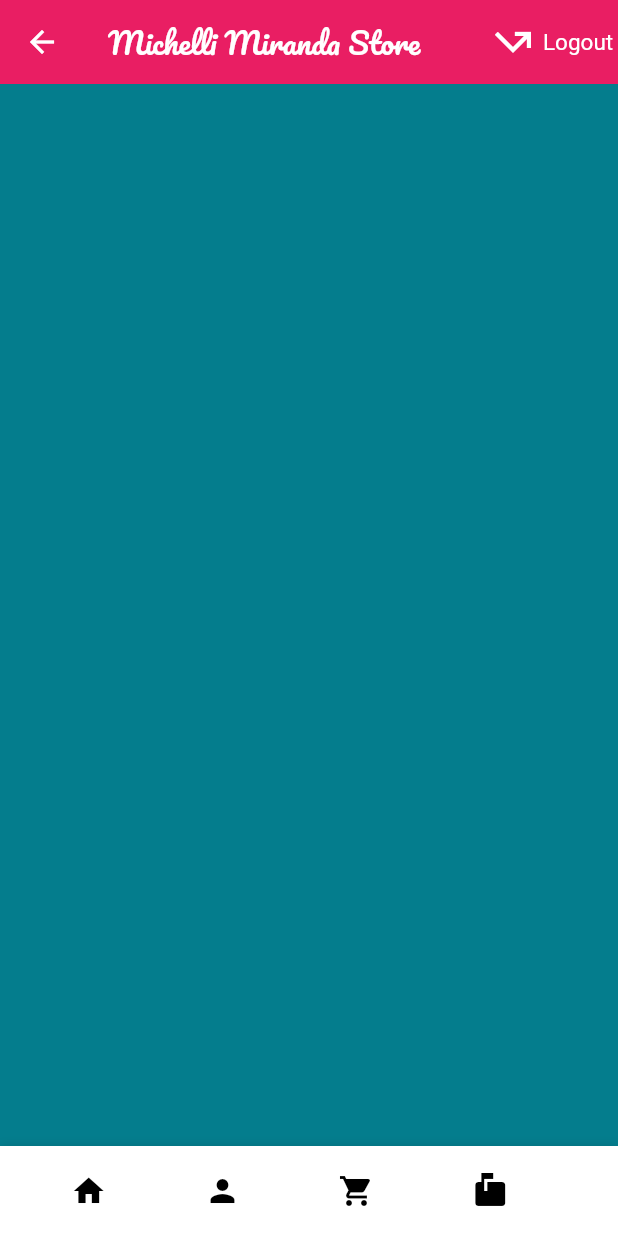
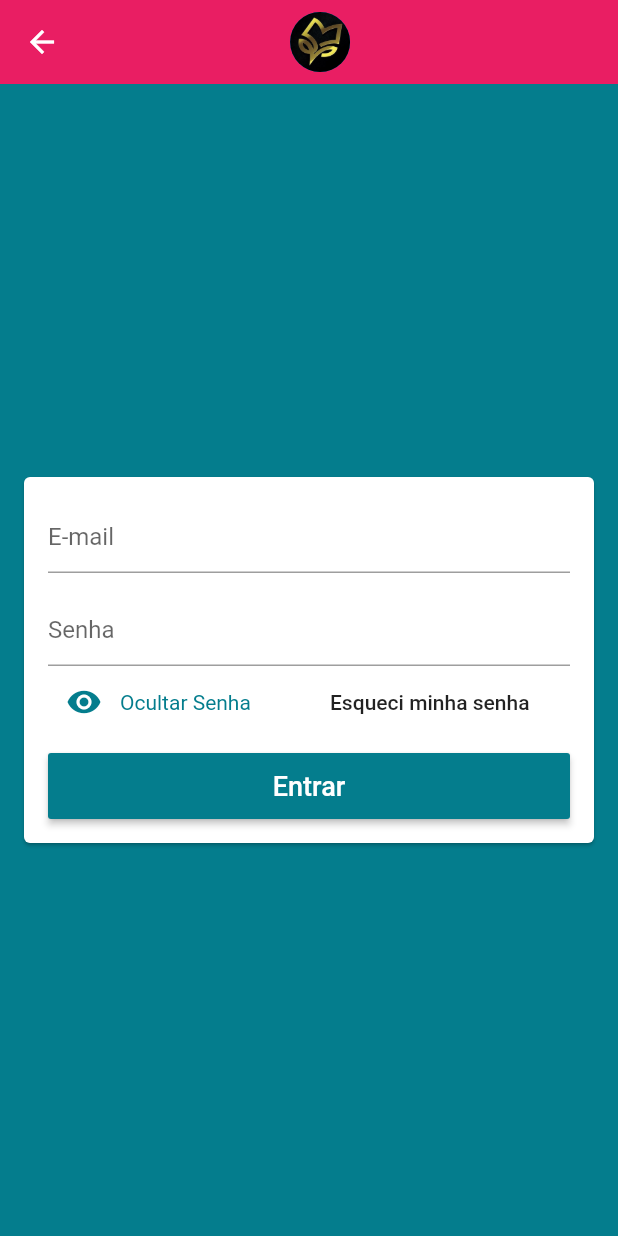
Before and after one commit to ViniciusVicco/MMStore, a Flutter app: the screen it shows after launch, item 2 of the bottom bar chosen, on a phone screen of 412 x 824 dp. Run offline on Flutter 3.47's test engine with Material 2 defaults, Android fonts, the phone set to English and light mode, and no system bars.

Commit message:
Configuração da tela de login (Front-end) ok.

```diff
--- a/lib/Materiais/BottomNavyBar.dart
+++ b/lib/Materiais/BottomNavyBar.dart
@@ -2,7 +2,8 @@ import 'package:flutter/material.dart';
 import 'package:michellemirandastore/Materiais/CardsPedidos.dart';
 import 'package:michellemirandastore/Materiais/CarrinhoDeCompras.dart';
 import 'package:michellemirandastore/pages/paginaCarrinho.dart';
-import 'package:michellemirandastore/pages/paginaLoginToBuy.dart';
+import 'package:michellemirandastore/pages/paginaLoginFalse.dart';
+import 'package:michellemirandastore/pages/paginaLoginTrue.dart';
 import 'package:michellemirandastore/pages/paginaPedidos.dart';
 import 'package:michellemirandastore/pages/paginaPrincipal.dart';
 import 'dart:async';
@@ -30,7 +31,7 @@ class _BottomNavyBarState extends State<BottomNavyBar> {
 
   List<NavegationItem> itens = [
     NavegationItem(Icon(Icons.home), Text('Home'), homeColor, Home(),pageController,1),
-    NavegationItem(Icon(Icons.person), Text('Conta'), contaColor, LoginToBuy(),pageController,2),
+    NavegationItem(Icon(Icons.person), Text('Conta'), contaColor, LoginScreen(),pageController,2),
     NavegationItem(Icon(Icons.shopping_cart), Text('Carrinho'), carrinhoColor, Carrinho(),pageController,3),
     NavegationItem(Icon(Icons.markunread_mailbox), Text('Pedidos'), pedidosColor, paginaPedidos(),pageController,4),
   ];
--- /dev/null
+++ b/lib/helpers/validators.dart
@@ -0,0 +1,5 @@
+bool emailValid(String email){
+  RegExp regExp = RegExp(
+      r"^(([^<>()[\]\\.,;:\s@\']+(\.[^<>()[\]\\.,;:\s@\']+)*)|(\'.+\'))@((\[[0-9]{1,3}\.[0-9]{1,3}\.[0-9]{1,3}\.[0-9]{1,3}\])|(([a-zA-Z\-0-9]+\.)+[a-zA-Z]{2,}))$");
+  return regExp.hasMatch(email);
+}
--- /dev/null
+++ b/lib/pages/paginaLoginFalse.dart
@@ -0,0 +1,125 @@
+
+import 'package:flutter/material.dart';
+import 'package:michellemirandastore/helpers/validators.dart';
+
+class LoginScreen extends StatelessWidget {
+  final GlobalKey<FormState> globalKey = GlobalKey<FormState>();
+  @override
+  Widget build(BuildContext context) {
+
+    TextEditingController textEditingController;
+    return Scaffold(
+      appBar: AppBar(
+        title: Padding(
+          padding: EdgeInsets.fromLTRB(0, 0, MediaQuery.of(context).size.width/10, 0),
+          child: Align(
+            alignment: Alignment.center,
+            child: const CircleAvatar(
+              backgroundImage:AssetImage('assets/iconLoja.jpg'),
+            ),
+          ),
+        ),
+        centerTitle: true,
+      ),
+      body: Center(
+        child: Card(
+          margin: const EdgeInsets.symmetric(horizontal: 16),
+          child: Form(
+            key: globalKey,
+            child: ListView(
+              padding: const EdgeInsets.all(16),
+              shrinkWrap: true,
+              children: [
+                TextFormField( // CAMPO E_MAIL
+                  decoration: const InputDecoration(hintText: 'E-mail'),
+                  keyboardType: TextInputType.emailAddress,
+                  autocorrect: false,
+                  validator: (email){if(!emailValid(email)){
+                  return "Email Inválido";
+                  }
+                  return null;
+                  },
+                ),
+                const SizedBox(
+                  height: 14,
+                ),
+                TextFormField( // CAMPO SENHA
+                  decoration: const InputDecoration(hintText: 'Senha',alignLabelWithHint: true),
+                  controller: textEditingController,
+                  keyboardType: TextInputType.text,
+                  autocorrect: false,
+                  obscureText: true,
+                  validator: (pass){
+                    if(pass.isEmpty || pass.length < 6)
+                      return 'Senha invalida';
+                    return null;
+                  },
+                ),
+                Align(
+                  alignment: Alignment.centerRight,
+                  child: Row(
+                      children: [
+                        InkWell(
+                          onTap: () {
+                            print("Senha Não oculta");
+                          },
+                          child: Row(
+                            mainAxisAlignment: MainAxisAlignment.spaceEvenly,
+                            children: [
+                              IconButton(
+                                icon: Icon(Icons.remove_red_eye,color: Theme.of(context).primaryColor,),
+                                onPressed: () {
+
+                                },
+                              ),
+                              SizedBox(
+                                width: 140,
+                                child: Text(
+                                  "Ocultar Senha",
+                                  style: TextStyle(
+                                    color: Theme.of(context).primaryColor,
+                                  ),
+                                ),
+                              ),
+                            ],
+                          ),
+                        ),
+                        FlatButton(
+                          padding: EdgeInsets.zero ,
+                          child: Text(
+                            "Esqueci minha senha",
+                          ),
+                          onPressed: () {
+
+                          },
+                        ),
+                      ]
+                  ),
+                ),
+                SizedBox(height: 10,),
+                SizedBox(
+                  height: 44,
+                  child: RaisedButton(
+                    onPressed: () {
+                      globalKey.currentState.validate();
+                    },
+                    child: SizedBox(
+                      child: const Text(
+                        "Entrar",
+                        style: TextStyle(
+                          color: Colors.white,
+                          fontSize: 18,
+                        ),
+                      ),
+                    ),
+                    color: Theme.of(context).primaryColor,
+                  ),
+                )
+              ],
+            ),
+          ),
+        ),
+      ),
+    );
+  }
+}
--- a/lib/pages/paginaPrincipal.dart
+++ b/lib/pages/paginaPrincipal.dart
@@ -3,7 +3,7 @@ import 'package:flutter/material.dart';
 import 'package:michellemirandastore/Materiais/AppBarNativa.dart';
 import 'package:michellemirandastore/Materiais/CardsProduto.dart';
 
-import 'package:michellemirandastore/pages/paginaLoginToBuy.dart';
+import 'package:michellemirandastore/pages/paginaLoginTrue.dart';
 import 'package:michellemirandastore/Materiais/BottomNavyBar.dart';
 import 'package:michellemirandastore/models/produto.dart';
 import 'package:michellemirandastore/models/pedido.dart';
--- a/pubspec.yaml
+++ b/pubspec.yaml
@@ -45,9 +45,8 @@ flutter:
   uses-material-design: true
 
   # To add assets to your application, add an assets section, like this:
-  # assets:
-  #   - images/a_dot_burr.jpeg
-  #   - images/a_dot_ham.jpeg
+  assets:
+    - assets/iconLoja.jpg
 
   # An image asset can refer to one or more resolution-specific "variants", see
   # https://flutter.dev/assets-and-images/#resolution-aware.
```
Also changed, not shown: assets/iconLoja.jpg (added), assets/setup2.jpg (added), lib/pages/paginaLoginTrue.dart (renamed from lib/pages/paginaLoginToBuy.dart).
